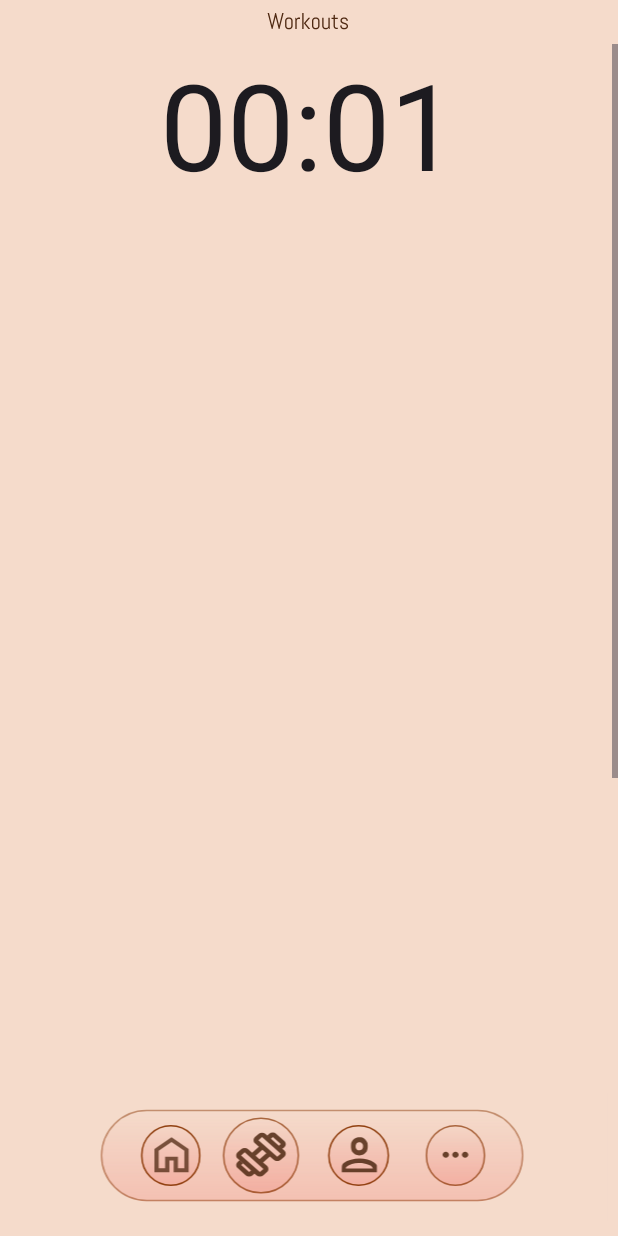
After one commit to sneri12pic/FitnessApp, an Android app: the GymActivity screen opened directly, with no data from a screen before it, on a phone screen of 412 x 824 dp. The commit adds this screen. Run offline under Robolectric (Android 15) with nearby library versions, the light colour scheme and no system bars; our stand-ins replace CircleImageView.

Commit message:
Add prototype

```diff
--- a/app/src/main/AndroidManifest.xml
+++ b/app/src/main/AndroidManifest.xml
@@ -16,13 +16,16 @@
             android:name=".SettingsActivity"
             android:exported="false" />
         <activity
-            android:name=".CyclingActivity"
+            android:name=".workouts.CyclingActivity"
             android:exported="false" />
         <activity
-            android:name=".HikingActivity"
+            android:name=".workouts.HikingActivity"
             android:exported="false" />
         <activity
-            android:name=".RunningJoggingActivity"
+            android:name=".workouts.RunningJoggingActivity"
+            android:exported="false" />
+        <activity
+            android:name=".workouts.GymActivity"
             android:exported="false" />
         <activity
             android:name=".ExerciseActivity"
--- a/app/src/main/java/com/example/fitnessapp/ExerciseActivity.java
+++ b/app/src/main/java/com/example/fitnessapp/ExerciseActivity.java
@@ -2,10 +2,13 @@ package com.example.fitnessapp;
 
 import android.content.Intent;
 import android.os.Bundle;
-import android.view.View;
 import android.widget.Button;
 
 import androidx.appcompat.app.AppCompatActivity;
+
+import com.example.fitnessapp.workouts.GymActivity;
+import com.example.fitnessapp.workouts.HikingActivity;
+import com.example.fitnessapp.workouts.RunningJoggingActivity;
 
 public class ExerciseActivity extends AppCompatActivity {
     @Override
@@ -54,7 +57,7 @@ public class ExerciseActivity extends AppCompatActivity {
             startActivity(intent);
         });
         btn_gym.setOnClickListener(v -> {
-            Intent intent = new Intent(ExerciseActivity.this, RunningJoggingActivity.class);
+            Intent intent = new Intent(ExerciseActivity.this, GymActivity.class);
             startActivity(intent);
         });
     }
--- a/app/src/main/java/com/example/fitnessapp/CyclingActivity.java
+++ b/app/src/main/java/com/example/fitnessapp/workouts/CyclingActivity.java
@@ -1,4 +1,4 @@
-package com.example.fitnessapp;
+package com.example.fitnessapp.workouts;
 
 import android.os.Bundle;
 
@@ -7,6 +7,8 @@ import androidx.appcompat.app.AppCompatActivity;
 import androidx.core.graphics.Insets;
 import androidx.core.view.ViewCompat;
 import androidx.core.view.WindowInsetsCompat;
+
+import com.example.fitnessapp.R;
 
 public class CyclingActivity extends AppCompatActivity {
 
--- /dev/null
+++ b/app/src/main/java/com/example/fitnessapp/workouts/GymActivity.java
@@ -0,0 +1,52 @@
+package com.example.fitnessapp.workouts;
+
+import android.content.Intent;
+import android.os.Bundle;
+import android.os.SystemClock;
+import android.widget.Button;
+import android.widget.Chronometer;
+
+
+import androidx.appcompat.app.AppCompatActivity;
+
+import com.example.fitnessapp.ExerciseActivity;
+import com.example.fitnessapp.HomeActivity;
+import com.example.fitnessapp.ProfileActivity;
+import com.example.fitnessapp.R;
+import com.example.fitnessapp.SettingsActivity;
+
+public class GymActivity extends AppCompatActivity {
+
+    @Override
+    protected void onCreate(Bundle savedInstanceState) {
+        super.onCreate(savedInstanceState);
+        setContentView(R.layout.activity_gym);
+
+        Chronometer chronometer = findViewById(R.id.chronometer);
+        chronometer.setBase(SystemClock.elapsedRealtime());
+        chronometer.start();  // call stop() to pause
+
+
+        Button home = findViewById(R.id.btn_home);
+        Button exercise = findViewById(R.id.btn_exercise);
+        Button profile = findViewById(R.id.btn_profile);
+        Button settings = findViewById(R.id.btn_settings);
+
+        home.setOnClickListener(v -> {
+            Intent intent = new Intent(GymActivity.this, HomeActivity.class);
+            startActivity(intent);
+        });
+        profile.setOnClickListener(v -> {
+            Intent intent = new Intent(GymActivity.this, ProfileActivity.class);
+            startActivity(intent);
+        });
+        exercise.setOnClickListener(v -> {
+            Intent intent = new Intent(GymActivity.this, ExerciseActivity.class);
+            startActivity(intent);
+        });
+        settings.setOnClickListener(v -> {
+            Intent intent = new Intent(GymActivity.this, SettingsActivity.class);
+            startActivity(intent);
+        });
+    }
+}
--- a/app/src/main/res/layout/activity_cycling.xml
+++ b/app/src/main/res/layout/activity_cycling.xml
@@ -6,6 +6,6 @@
     android:id="@+id/main"
     android:layout_width="match_parent"
     android:layout_height="match_parent"
-    tools:context=".CyclingActivity">
+    tools:context=".workouts.CyclingActivity">
 
   </androidx.constraintlayout.widget.ConstraintLayout>
--- /dev/null
+++ b/app/src/main/res/layout/activity_gym.xml
@@ -0,0 +1,81 @@
+<RelativeLayout xmlns:android="http://schemas.android.com/apk/res/android"
+    xmlns:tools="http://schemas.android.com/tools"
+    android:layout_width="match_parent"
+    android:layout_height="match_parent"
+    tools:context=".ExerciseActivity"
+    android:background="@drawable/background">
+    <ImageView
+        android:id="@+id/panel_top_exercise"
+        android:layout_width="match_parent"
+        android:layout_height="wrap_content"
+        android:layout_marginTop="0dp"
+        android:src="@drawable/exerciseboxtitle" />
+    <ScrollView
+        android:layout_width="match_parent"
+        android:layout_height="match_parent"
+        android:layout_below="@id/panel_top_exercise"
+        android:layout_above="@id/container_panel_bottom"
+        android:layout_centerHorizontal="true"
+        android:fillViewport="true">
+        <RelativeLayout
+            android:id="@+id/main"
+            android:layout_width="wrap_content"
+            android:layout_height="1000dp"
+            android:layout_gravity="center_horizontal">
+            <Chronometer
+                android:id="@+id/chronometer"
+                android:layout_width="wrap_content"
+                android:layout_height="wrap_content"
+                android:textSize="80sp"/>
+
+        </RelativeLayout>
+    </ScrollView>
+
+    <RelativeLayout
+        android:id="@+id/container_panel_bottom"
+        android:layout_width="match_parent"
+        android:layout_height="wrap_content"
+        android:layout_alignParentBottom="true"
+        android:layout_marginBottom="10dp">
+        <ImageView
+            android:id="@+id/panel_bottom"
+            android:layout_width="match_parent"
+            android:layout_height="85dp"
+            android:layout_centerHorizontal="true"
+            android:src="@drawable/bottompanelworkouts" />
+        <LinearLayout
+            android:layout_width="match_parent"
+            android:layout_height="60dp"
+            android:orientation="horizontal"
+            android:layout_marginTop="10dp">
+            <Button
+                android:id="@+id/btn_home"
+                android:layout_width="40dp"
+                android:layout_height="40dp"
+                android:layout_marginLeft="92dp"
+                android:layout_marginTop="5dp"
+                android:alpha="0" />
+            <Button
+                android:id="@+id/btn_exercise"
+                android:layout_width="50dp"
+                android:layout_height="50dp"
+                android:layout_marginLeft="15dp"
+                android:layout_marginTop="5dp"
+                android:alpha="0" />
+            <Button
+                android:id="@+id/btn_profile"
+                android:layout_width="40dp"
+                android:layout_height="40dp"
+                android:layout_marginLeft="20dp"
+                android:layout_marginTop="5dp"
+                android:alpha="0" />
+            <Button
+                android:id="@+id/btn_settings"
+                android:layout_width="40dp"
+                android:layout_height="40dp"
+                android:layout_marginLeft="25dp"
+                android:layout_marginTop="5dp"
+                android:alpha="0" />
+        </LinearLayout>
+    </RelativeLayout>
+</RelativeLayout>
--- a/app/src/main/res/layout/activity_hiking.xml
+++ b/app/src/main/res/layout/activity_hiking.xml
@@ -6,7 +6,7 @@
     xmlns:tools="http://schemas.android.com/tools"
     android:layout_width="match_parent"
     android:layout_height="wrap_content"
-    tools:context=".RunningJoggingActivity"
+    tools:context=".workouts.RunningJoggingActivity"
     android:background="@drawable/background">
     <TextView
         android:id="@+id/title"
@@ -263,32 +263,28 @@
                 android:layout_height="40dp"
                 android:layout_marginLeft="90dp"
                 android:layout_marginTop="5dp"
-                android:alpha="0"
-                android:onClick="goToHomeActivity" />
+                android:alpha="0" />
             <Button
                 android:id="@+id/btn_exercise"
                 android:layout_width="50dp"
                 android:layout_height="50dp"
                 android:layout_marginLeft="15dp"
                 android:layout_marginTop="5dp"
-                android:alpha="0"
-                android:onClick="goToExerciseActivity"/>
+                android:alpha="0" />
             <Button
                 android:id="@+id/btn_profile"
                 android:layout_width="40dp"
                 android:layout_height="40dp"
                 android:layout_marginLeft="20dp"
                 android:layout_marginTop="5dp"
-                android:alpha="0"
-                android:onClick="goToProfileActivity" />
+                android:alpha="0" />
             <Button
                 android:id="@+id/btn_settings"
                 android:layout_width="40dp"
                 android:layout_height="40dp"
                 android:layout_marginLeft="25dp"
                 android:layout_marginTop="5dp"
-                android:alpha="0"
-                android:onClick="goToSettingsActivity"/>
+                android:alpha="0" />
         </LinearLayout>
     </RelativeLayout>
     <ImageView
--- a/app/src/main/res/layout/activity_running_jogging.xml
+++ b/app/src/main/res/layout/activity_running_jogging.xml
@@ -4,7 +4,7 @@
     xmlns:tools="http://schemas.android.com/tools"
     android:layout_width="match_parent"
     android:layout_height="match_parent"
-    tools:context=".RunningJoggingActivity"
+    tools:context=".workouts.RunningJoggingActivity"
     android:background="@drawable/background">
 
     <ScrollView
```
Also changed, not shown: app/src/main/java/com/example/fitnessapp/workouts/HikingActivity.java (renamed from app/src/main/java/com/example/fitnessapp/HikingActivity.java, +9 -1 lines), app/src/main/java/com/example/fitnessapp/workouts/RunningJoggingActivity.java (renamed from app/src/main/java/com/example/fitnessapp/RunningJoggingActivity.java, +8 -1 lines).
